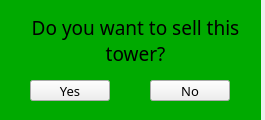
First picture: the form in Beefense/Menu/destroytower.ui, repository doza-daniel/rs16-22, before the edit.
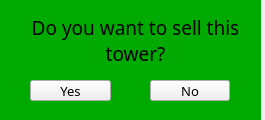
Second picture: the form after the edit. Icons and pictures are not drawn.

The edit to the form file:
```diff
--- a/Beefense/Menu/destroytower.ui
+++ b/Beefense/Menu/destroytower.ui
@@ -72,7 +72,7 @@
     <rect>
      <x>30</x>
      <y>80</y>
-     <width>80</width>
+     <width>81</width>
      <height>21</height>
     </rect>
    </property>
```
Left out of the diff: 6 changed lines with no effect on the pictures.
